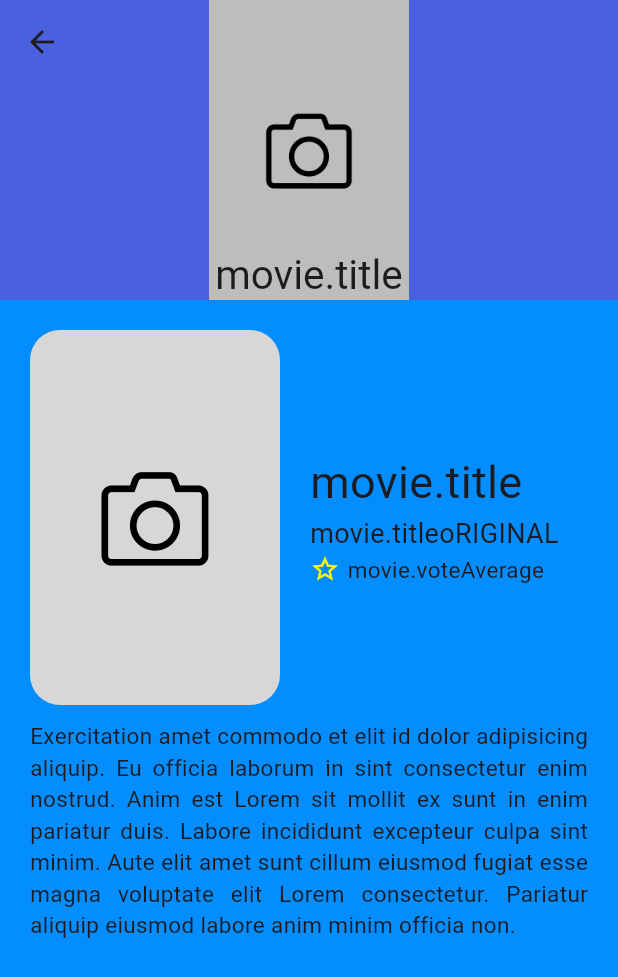
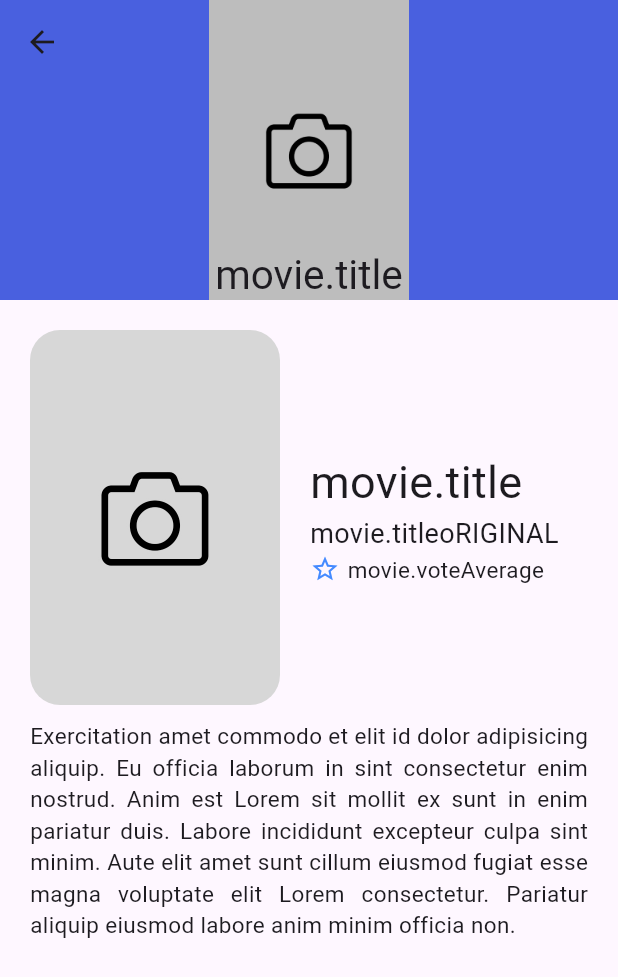
Before and after one commit to wodahS21/peliculapp, a Flutter app: the DetailsScreen screen opened by its route, on a phone screen of 412 x 824 dp. Shown: the top 977 px of the screen. Run offline on Flutter 3.47's test engine with Material 3 defaults, Android fonts, the phone set to English and light mode, and no system bars; our stand-ins replace card_swiper; network calls fail.

```diff
--- a/lib/main.dart
+++ b/lib/main.dart
@@ -3,7 +3,6 @@ import 'package:peliculas/providers/movies_provider.dart';
 import 'package:peliculas/screens/screens.dart';
 import 'package:provider/provider.dart';
 
-//
 void main() {
   runApp(const AppState());
 }
@@ -42,7 +41,6 @@ class MyApp extends StatelessWidget {
         colorScheme: ColorScheme.fromSeed(seedColor: Colors.deepPurple),
         useMaterial3: true,
       ),
-      debugShowCheckedModeBanner: false,
       //home: const MyHomePage(title: 'Flutter Demo Home Page'),
     );
   }
--- /dev/null
+++ b/lib/models/models.dart
@@ -0,0 +1,3 @@
+export 'package:peliculas/models/movies.dart';
+export 'package:peliculas/models/now_playing_response.dart';
+export 'package:peliculas/models/popular_response.dart';
--- /dev/null
+++ b/lib/models/movies.dart
@@ -0,0 +1,63 @@
+import 'dart:convert';
+
+class Movie {
+  bool adult;
+  String backdropPath;
+  List<int> genreIds;
+  int id;
+  String originalLanguage;
+  String originalTitle;
+  String overview;
+  double popularity;
+  String posterPath;
+  DateTime releaseDate;
+  String title;
+  bool video;
+  double voteAverage;
+  int voteCount;
+
+  Movie({
+    required this.adult,
+    required this.backdropPath,
+    required this.genreIds,
+    required this.id,
+    required this.originalLanguage,
+    required this.originalTitle,
+    required this.overview,
+    required this.popularity,
+    required this.posterPath,
+    required this.releaseDate,
+    required this.title,
+    required this.video,
+    required this.voteAverage,
+    required this.voteCount,
+  });
+
+  get fullPosterImg {
+    if (this.posterPath != null) {
+      return 'https://image.tmdb.org/t/p/w500${this.posterPath}';
+    }
+    return 'https://i.stack.imgur.com/GNhxO.png';
+  }
+
+  factory Movie.fromRawJson(String str) => Movie.fromJson(json.decode(str));
+
+  //String toRawJson() => json.encode(toJson());
+
+  factory Movie.fromJson(Map<String, dynamic> json) => Movie(
+        adult: json["adult"],
+        backdropPath: json["backdrop_path"],
+        genreIds: List<int>.from(json["genre_ids"].map((x) => x)),
+        id: json["id"],
+        originalLanguage: json["original_language"],
+        originalTitle: json["original_title"],
+        overview: json["overview"],
+        popularity: json["popularity"]?.toDouble(),
+        posterPath: json["poster_path"],
+        releaseDate: DateTime.parse(json["release_date"]),
+        title: json["title"],
+        video: json["video"],
+        voteAverage: json["vote_average"]?.toDouble(),
+        voteCount: json["vote_count"],
+      );
+}
--- /dev/null
+++ b/lib/models/now_playing_response.dart
@@ -0,0 +1,58 @@
+import 'package:meta/meta.dart';
+import 'dart:convert';
+import 'package:peliculas/models/movies.dart';
+
+class NowPlayingResponse {
+  Dates dates;
+  int page;
+  List<Movie> results;
+  int totalPages;
+  int totalResults;
+
+  NowPlayingResponse({
+    required this.dates,
+    required this.page,
+    required this.results,
+    required this.totalPages,
+    required this.totalResults,
+  });
+
+  factory NowPlayingResponse.fromRawJson(String str) =>
+      NowPlayingResponse.fromJson(json.decode(str));
+
+  factory NowPlayingResponse.fromJson(Map<String, dynamic> json) =>
+      NowPlayingResponse(
+        dates: Dates.fromJson(json["dates"]),
+        page: json["page"],
+        results:
+            List<Movie>.from(json["results"].map((x) => Movie.fromJson(x))),
+        totalPages: json["total_pages"],
+        totalResults: json["total_results"],
+      );
+}
+
+class Dates {
+  DateTime maximum;
+  DateTime minimum;
+
+  Dates({
+    required this.maximum,
+    required this.minimum,
+  });
+
+  factory Dates.fromRawJson(String str) => Dates.fromJson(json.decode(str));
+
+  String toRawJson() => json.encode(toJson());
+
+  factory Dates.fromJson(Map<String, dynamic> json) => Dates(
+        maximum: DateTime.parse(json["maximum"]),
+        minimum: DateTime.parse(json["minimum"]),
+      );
+
+  Map<String, dynamic> toJson() => {
+        "maximum":
+            "${maximum.year.toString().padLeft(4, '0')}-${maximum.month.toString().padLeft(2, '0')}-${maximum.day.toString().padLeft(2, '0')}",
+        "minimum":
+            "${minimum.year.toString().padLeft(4, '0')}-${minimum.month.toString().padLeft(2, '0')}-${minimum.day.toString().padLeft(2, '0')}",
+      };
+}
--- /dev/null
+++ b/lib/models/popular_response.dart
@@ -0,0 +1,30 @@
+import 'package:meta/meta.dart';
+import 'dart:convert';
+
+import 'package:peliculas/models/movies.dart';
+
+class PopularResponse {
+  int page;
+  List<Movie> results;
+  int totalPages;
+  int totalResults;
+
+  PopularResponse({
+    required this.page,
+    required this.results,
+    required this.totalPages,
+    required this.totalResults,
+  });
+
+  factory PopularResponse.fromRawJson(String str) =>
+      PopularResponse.fromJson(json.decode(str));
+
+  factory PopularResponse.fromJson(Map<String, dynamic> json) =>
+      PopularResponse(
+        page: json["page"],
+        results:
+            List<Movie>.from(json["results"].map((x) => Movie.fromJson(x))),
+        totalPages: json["total_pages"],
+        totalResults: json["total_results"],
+      );
+}
--- a/lib/screens/details_screen.dart
+++ b/lib/screens/details_screen.dart
@@ -8,7 +8,6 @@ class DetailsScreen extends StatelessWidget {
     final String movie =
         ModalRoute.of(context)?.settings.arguments.toString() ?? 'Sin Nombre';
     return const Scaffold(
-      backgroundColor: Color.fromARGB(255, 3, 141, 255),
       body: CustomScrollView(
         slivers: [
           _CustomAppBar(),
@@ -36,7 +35,7 @@ class _CustomAppBar extends StatelessWidget {
       pinned: true,
       flexibleSpace: FlexibleSpaceBar(
         centerTitle: true,
-        titlePadding: const EdgeInsets.all(0),
+        titlePadding: EdgeInsets.all(0),
         title: Container(
           width: double.infinity,
           alignment: Alignment.bottomCenter,
@@ -46,7 +45,7 @@ class _CustomAppBar extends StatelessWidget {
             style: TextStyle(fontSize: 18),
           ),
         ),
-        background: const FadeInImage(
+        background: FadeInImage(
           placeholder: AssetImage('assets/loading.gif'),
           image: AssetImage('assets/no-image.jpg'),
         ),
@@ -67,14 +66,14 @@ class _PosterAndTitle extends StatelessWidget {
         children: [
           ClipRRect(
             borderRadius: BorderRadius.circular(20),
-            child: const FadeInImage(
+            child: FadeInImage(
               placeholder: AssetImage('assets/loading.gif'),
               image: AssetImage('assets/no-image.jpg'),
               height: 250,
             ),
           ),
-          const SizedBox(width: 20),
-          const Expanded(
+          SizedBox(width: 20),
+          Expanded(
             child: Column(
               crossAxisAlignment: CrossAxisAlignment.start,
               children: [
@@ -99,7 +98,7 @@ class _PosterAndTitle extends StatelessWidget {
                     Icon(
                       Icons.star_outline,
                       size: 20,
-                      color: Color.fromARGB(255, 255, 251, 0),
+                      color: Colors.blueAccent,
                     ),
                     SizedBox(
                       width: 5,
--- a/lib/widgets/movie_slider.dart
+++ b/lib/widgets/movie_slider.dart
@@ -9,7 +9,7 @@ class MovieSlider extends StatelessWidget {
     return Container(
       width: double.infinity,
       height: size.height * 0.30,
-      color: Color.fromARGB(64, 78, 9, 168),
+      color: Colors.red,
       child: Column(
         crossAxisAlignment: CrossAxisAlignment.start,
         children: [
```
Also changed, not shown: lib/providers/movies_provider.dart (+29 -2 lines), lib/screens/home_screen.dart (+10 -4 lines), lib/widgets/card_swiper.dart (+8 -3 lines).
